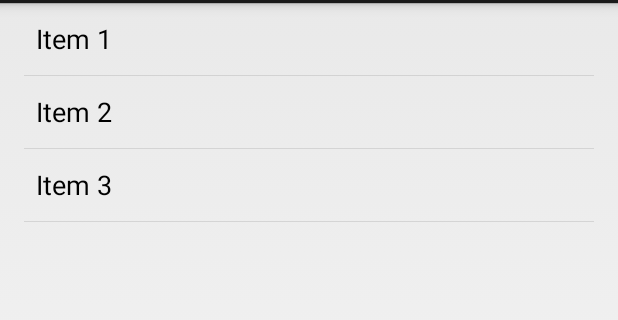
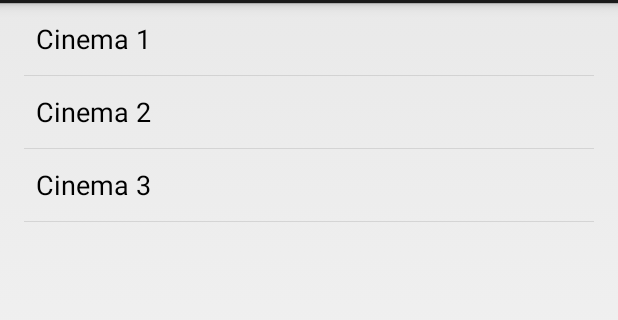
Before and after one commit to zhangzhengmeng/InsertName, an Android app: the screen it shows after launch (ItemListActivity), on a phone screen of 412 x 824 dp, the part 69-389 px from its top. Run offline under Robolectric (Android 15) with nearby library versions, the phone set to English and light mode, and no system bars.

Commit message:
The first screen

```diff
--- a/app/src/main/java/com/projectandroid/ricm4/insertname/ItemDetailFragment.java
+++ b/app/src/main/java/com/projectandroid/ricm4/insertname/ItemDetailFragment.java
@@ -54,7 +54,7 @@ public class ItemDetailFragment extends Fragment {
 
         // Show the dummy content as text in a TextView.
         if (mItem != null) {
-            ((TextView) rootView.findViewById(R.id.item_detail)).setText(mItem.content);
+            ((TextView) rootView.findViewById(R.id.item_detail)).setText(mItem.detail);
         }
 
         return rootView;
--- a/app/src/main/java/com/projectandroid/ricm4/insertname/dummy/DummyContent.java
+++ b/app/src/main/java/com/projectandroid/ricm4/insertname/dummy/DummyContent.java
@@ -25,9 +25,9 @@ public class DummyContent {
 
     static {
         // Add 3 sample items.
-        addItem(new DummyItem("1", "Item 1"));
-        addItem(new DummyItem("2", "Item 2"));
-        addItem(new DummyItem("3", "Item 3"));
+        addItem(new DummyItem("1", "Cinema 1", "Cinema 1 films" ));
+        addItem(new DummyItem("2", "Cinema 2", "Cinema 1 films"));
+        addItem(new DummyItem("3", "Cinema 3", "Cinema 1 films"));
     }
 
     private static void addItem(DummyItem item) {
@@ -41,10 +41,12 @@ public class DummyContent {
     public static class DummyItem {
         public String id;
         public String content;
+        public String detail;
 
-        public DummyItem(String id, String content) {
+        public DummyItem(String id, String content, String detail) {
             this.id = id;
             this.content = content;
+            this.detail = detail;
         }
 
         @Override
```
